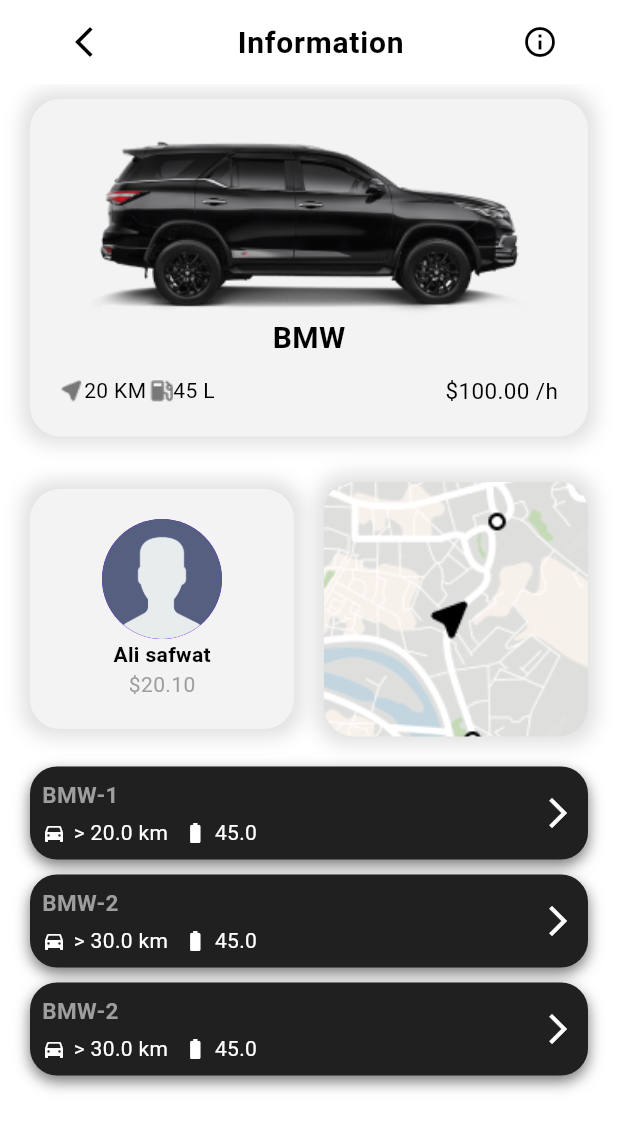
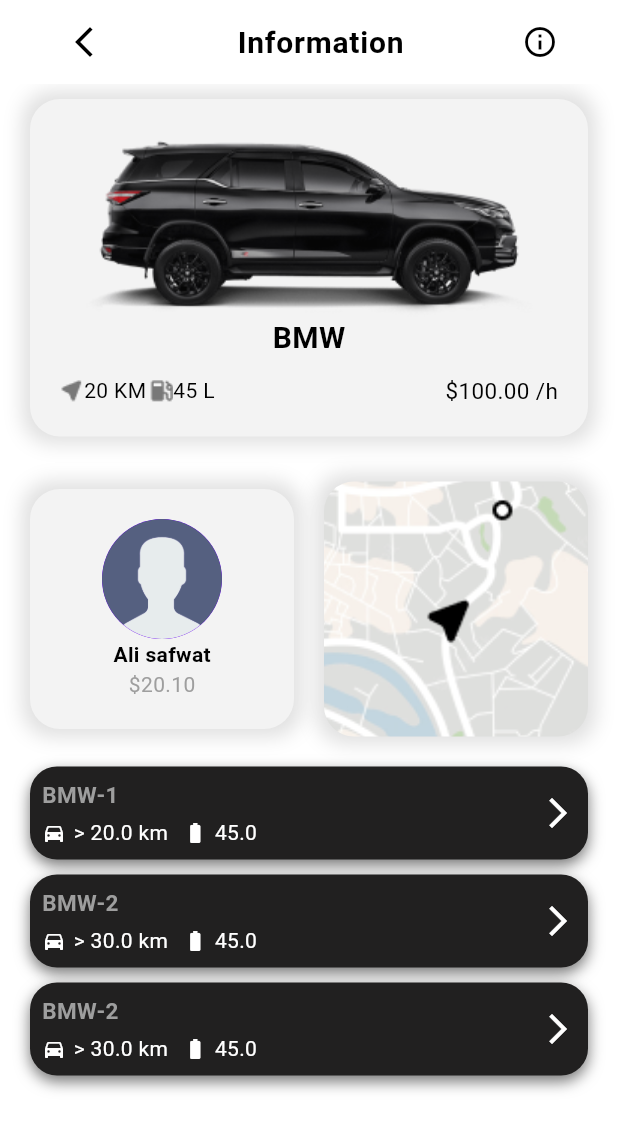
Before and after one commit to ali72-20/rent_car, a Flutter app: the CarDetailsScreen screen opened by its route, on a phone screen of 412 x 824 dp. Shown: the top 1130 px of the screen. Run offline on Flutter 3.47's test engine with Material 3 defaults, Android fonts, the phone set to English and light mode, and no system bars; our stand-ins replace firebase_core, flutter_bloc, flutter_map, get_it, go_router, injectable and 1 more; accounts and stored records are empty; generated files the repository leaves out were written again.

Commit message:
add: map scale animation

```diff
--- a/lib/presentation/pages/car_details_screen.dart
+++ b/lib/presentation/pages/car_details_screen.dart
@@ -2,7 +2,6 @@
 import 'package:go_router/go_router.dart';
 import 'package:rent_car/core/app_routes.dart';
 import 'package:rent_car/core/utilities/styles.dart';
-import 'package:rent_car/presentation/pages/home_screen.dart';
 import 'package:rent_car/presentation/widgets/map_card.dart';
 import 'package:rent_car/presentation/widgets/more_cards.dart';
 import 'package:rent_car/presentation/widgets/user_card.dart';
--- a/lib/presentation/widgets/map_card.dart
+++ b/lib/presentation/widgets/map_card.dart
@@ -5,9 +5,32 @@
 import '../../core/utilities/app_colors.dart';
 import '../../core/utilities/app_images.dart';
 
-class MapCard extends StatelessWidget {
+class MapCard extends StatefulWidget {
   const MapCard({super.key});
 
+  @override
+  State<MapCard> createState() => _MapCardState();
+}
+
+class _MapCardState extends State<MapCard> with SingleTickerProviderStateMixin {
+  AnimationController? _controller;
+  Animation<double>? _animation;
+  @override
+  void initState() {
+    _controller = AnimationController(vsync: this, duration: const Duration(seconds: 3));
+    _animation = Tween<double>( begin: 1.0, end: 1.5).animate(_controller!)
+      ..addListener((){setState(() {
+
+      });});
+    _controller!.forward();
+    super.initState();
+  }
+  @override
+  void dispose() {
+    // TODO: implement dispose
+    _controller!.dispose();
+    super.dispose();
+  }
   @override
   Widget build(BuildContext context) {
     return  Expanded(
@@ -19,14 +42,21 @@
           height: 170,
           decoration: BoxDecoration(
               borderRadius: BorderRadius.circular(20),
-              image: const DecorationImage(image: AssetImage(AppImages.maps), fit: BoxFit.cover),
               boxShadow: const [
                 BoxShadow(
                     color: AppColors.black12,
                     blurRadius: 10,
                     spreadRadius: 5
-                )
+                ),
               ]
+          ),
+          child: ClipRRect(
+            borderRadius: BorderRadius.circular(20),
+            child: Transform.scale(
+              scale: _animation!.value,
+              alignment: Alignment.center,
+              child: Image.asset(AppImages.maps),
+            ),
           ),
         ),
       ),
```
